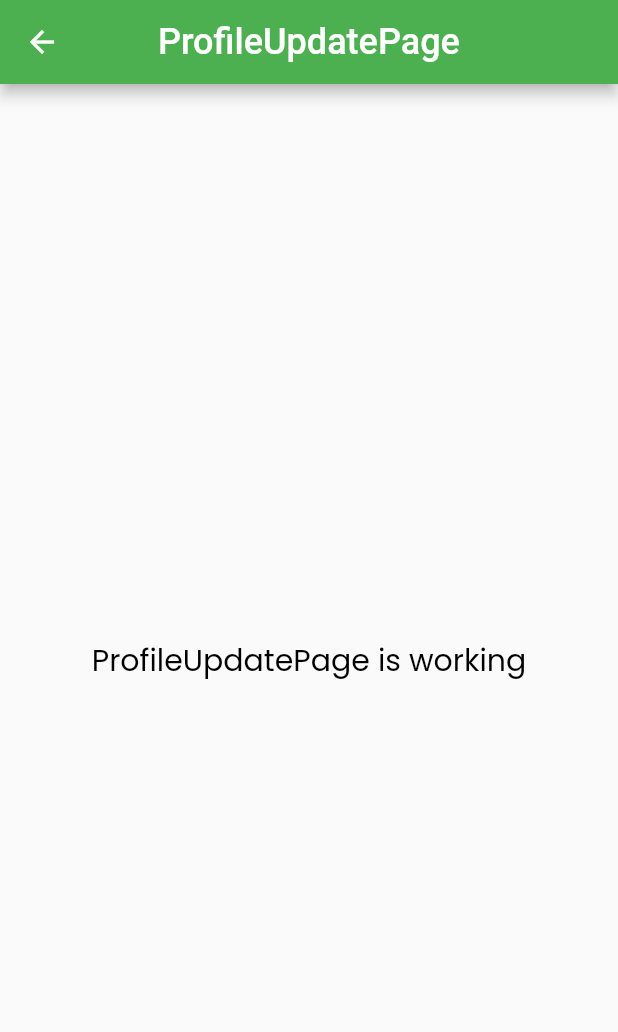
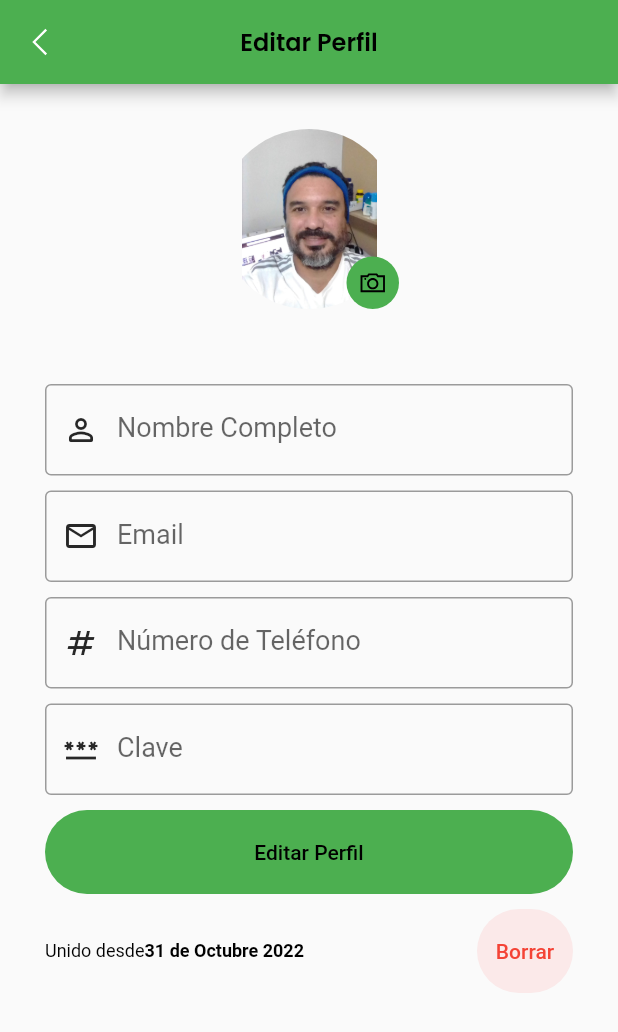
Before and after one commit to hamebust/passdocument, a Flutter app: the ProfileUpdateScreen screen opened directly, on a phone screen of 412 x 824 dp. Shown: the top 1032 px of the screen. Run offline on Flutter 3.47's test engine with Material 2 defaults, Android fonts, the light colour scheme and no system bars; our stand-ins replace flutter_otp_text_field, get, google_fonts, line_awesome_flutter, liquid_swipe; Roboto replaces fonts that are missing (Acme).

Commit message:
2023-05-26 19:04 Henry Medina

```diff
--- a/lib/main.dart
+++ b/lib/main.dart
@@ -1,8 +1,6 @@
 import 'package:flutter/material.dart';
 import 'package:get/get.dart';
-import 'package:passdocument/src/features/authentication/screens/login/login_screen.dart';
 import 'package:passdocument/src/features/authentication/screens/splash_screen/splash_screen.dart';
-import 'package:passdocument/src/features/core/screens/profile/profile_screen.dart';
 import 'package:passdocument/src/utils/theme/theme.dart';
 
 void main() => runApp(const App());
@@ -19,8 +17,8 @@
       debugShowCheckedModeBanner: false,
       defaultTransition: Transition.rightToLeftWithFade,
       transitionDuration: const Duration(milliseconds: 500),
-      home: const ProfileScreen(),
-      //home: SplashScreen(),
+      //home: const ProfileScreen(),
+      home: SplashScreen(),
       //home: const LoginScreen(),
     );
   }
--- a/lib/src/constants/text_strings.dart
+++ b/lib/src/constants/text_strings.dart
@@ -83,7 +83,7 @@
   const String tDashboardBannerTitle03  = "Titulo03";
 //
 // Profile Screen
-  const String tPrfile                  = "Perfil";
+  const String tProfile                  = "Perfil";
   const String tEditProfile             = "Editar Perfil";
   const String tLogoutDialogHeading     = "Logout";
   const String tProfileHeading          = "Henry Medina";
@@ -99,6 +99,6 @@
 // Update Profile Scrin - text
   const String tDelete                  = "Borrar";
   const String tJoined                  = "Unido desde";
-  const String toinedAt                 = "31 de Octubre 2022";
+  const String tJoinedAt                 = "31 de Octubre 2022";
 
 //
--- a/lib/src/features/authentication/screens/forget_password/forget_password_otp/otp_screen_dart/otp_screen.dart
+++ b/lib/src/features/authentication/screens/forget_password/forget_password_otp/otp_screen_dart/otp_screen.dart
@@ -34,7 +34,8 @@
               numberOfFields: 6,
               fillColor: Colors.black.withOpacity(0.1),
               filled: true,
-              onSubmit: (code){ print("OTP is => $code");},
+              onSubmit: (code){ },
+              //onSubmit: (code){ print("OTP is => $code");},
               focusedBorderColor: Colors.green.shade800,
             ),
             const SizedBox(height: 20.0,),
--- a/lib/src/features/core/screens/profile/profile_update_Screen.dart
+++ b/lib/src/features/core/screens/profile/profile_update_Screen.dart
@@ -1,4 +1,10 @@
 import 'package:flutter/material.dart';
+import 'package:get/get.dart';
+import 'package:line_awesome_flutter/line_awesome_flutter.dart';
+import 'package:passdocument/src/constants/colors.dart';
+import 'package:passdocument/src/constants/image_strings.dart';
+import 'package:passdocument/src/constants/sizes.dart';
+import 'package:passdocument/src/constants/text_strings.dart';
 
 class ProfileUpdateScreen extends StatelessWidget {
   const ProfileUpdateScreen({super.key});
@@ -7,13 +13,136 @@
   Widget build(BuildContext context) {
     return Scaffold(
       appBar: AppBar(
-        title: const Text('ProfileUpdatePage'),
+        leading: IconButton(
+            onPressed: () {
+              {
+                Get.back();
+              }
+            },
+            icon: const Icon(LineAwesomeIcons.angle_left)),
+        title: Text(tEditProfile,
+            style: Theme.of(context).textTheme.headlineMedium),
         centerTitle: true,
       ),
-      body: const Center(
-        child: Text(
-          'ProfileUpdatePage is working',
-          style: TextStyle(fontSize: 20),
+      body: SingleChildScrollView(
+        child: Container(
+          padding: const EdgeInsets.all(tDefaultSize),
+          child: Column(
+            children: [
+              Stack(
+                children: [
+                  SizedBox(
+                    width: 120,
+                    height: 120,
+                    child: ClipRRect(
+                      borderRadius: BorderRadius.circular(100),
+                      child: const Image(image: AssetImage(tHenryProfileImage)),
+                    ),
+                  ),
+                  Positioned(
+                    bottom: 0,
+                    right: 0,
+                    child: Container(
+                      width: 35,
+                      height: 35,
+                      decoration: BoxDecoration(
+                          borderRadius: BorderRadius.circular(100),
+                          color: tPrimaryColor),
+                      child: const Icon(LineAwesomeIcons.camera,
+                          color: Colors.black, size: 20),
+                    ),
+                  )
+                ],
+              ),
+              const SizedBox(
+                height: 50,
+              ),
+              Form(
+                  child: Column(
+                children: [
+                  TextFormField(
+                    decoration: const InputDecoration(
+                      label: Text(tFullName),
+                      border: OutlineInputBorder(),
+                      prefixIcon: Icon(
+                        (Icons.person_outline_rounded),
+                      ),
+                    ),
+                  ),
+                  const SizedBox(
+                    height: tFormHeight,
+                  ),
+                  TextFormField(
+                    decoration: const InputDecoration(
+                      label: Text(tEmail),
+                      border: OutlineInputBorder(),
+                      prefixIcon: Icon(
+                        (Icons.email_outlined),
+                      ),
+                    ),
+                  ),
+                  const SizedBox(
+                    height: tFormHeight,
+                  ),
+                  TextFormField(
+                    decoration: const InputDecoration(
+                      label: Text(tPhoneNo),
+                      border: OutlineInputBorder(),
+                      prefixIcon: Icon(
+                        (Icons.numbers_outlined),
+                      ),
+                    ),
+                  ),
+                  const SizedBox(
+                    height: tFormHeight,
+                  ),
+                  TextFormField(
+                    decoration: const InputDecoration(
+                      label: Text(tPassword),
+                      border: OutlineInputBorder(),
+                      prefixIcon: Icon(
+                        (Icons.password_outlined),
+                      ),
+                    ),
+                  ),
+                  const SizedBox(height: tFormHeight,),
+                  SizedBox(
+                    width: double.infinity,
+                    child: ElevatedButton(
+                      onPressed: (){{Get.to(()=>const ProfileUpdateScreen());}},
+                      style: ElevatedButton.styleFrom(
+                        backgroundColor: tPrimaryColor,
+                        side: BorderSide.none,
+                        shape: const StadiumBorder()),
+                      child: const Text(tEditProfile, style: TextStyle(color: tDarkColor),
+                      )
+                    ),
+                  ),
+                  const SizedBox(height: tFormHeight,),
+                  Row(
+                    mainAxisAlignment: MainAxisAlignment.spaceBetween,
+                    children: [
+                      const Text.rich(
+                        TextSpan(
+                          text:tJoined,
+                          style: TextStyle(fontSize: 12),
+                          children: [
+                            TextSpan(text: tJoinedAt, style: TextStyle(fontWeight: FontWeight.bold, fontSize: 12))
+                          ],
+                        )
+                      ),
+                      ElevatedButton(
+                        onPressed: (){},
+                        style: ElevatedButton.styleFrom(backgroundColor: Colors.redAccent.withOpacity(0.1), elevation: 0, foregroundColor: Colors.red, shape: const StadiumBorder(), side: BorderSide.none),
+                        child: const Text(tDelete)
+                      ),
+                    ],
+                  ),
+                ],
+              ))
+
+            ],
+          ),
         ),
       ),
     );
```
Also changed, not shown: lib/src/features/core/screens/profile/profile_screen.dart (+21 -51 lines), lib/src/features/core/screens/profile/widget/Profile_menu/profile_menu.dart (added, +51 -0 lines).
